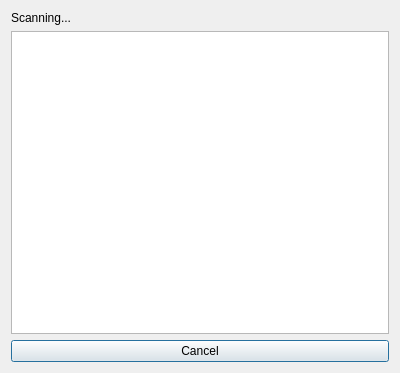
Before: the Qt Designer form QtApp/remoteselector.ui in Kolsha/ESP32-SPP-QT, drawn with Qt 5.
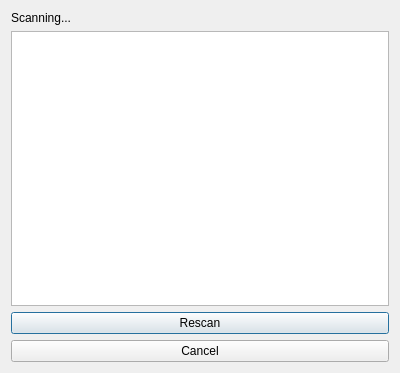
After: the same form once the commit is applied.

The edit to the form file:
```diff
--- a/QtApp/remoteselector.ui
+++ b/QtApp/remoteselector.ui
@@ -24,6 +24,25 @@
    <item>
     <widget class="QListWidget" name="remoteDevices"/>
    </item>
+   <item>
+    <widget class="QPushButton" name="rescanButton">
+     <property name="text">
+      <string>Rescan</string>
+     </property>
+     <property name="autoExclusive">
+      <bool>false</bool>
+     </property>
+     <property name="autoDefault">
+      <bool>false</bool>
+     </property>
+     <property name="default">
+      <bool>true</bool>
+     </property>
+     <property name="flat">
+      <bool>false</bool>
+     </property>
+    </widget>
+   </item>
    <item>
     <widget class="QPushButton" name="cancelButton">
      <property name="text">
```
